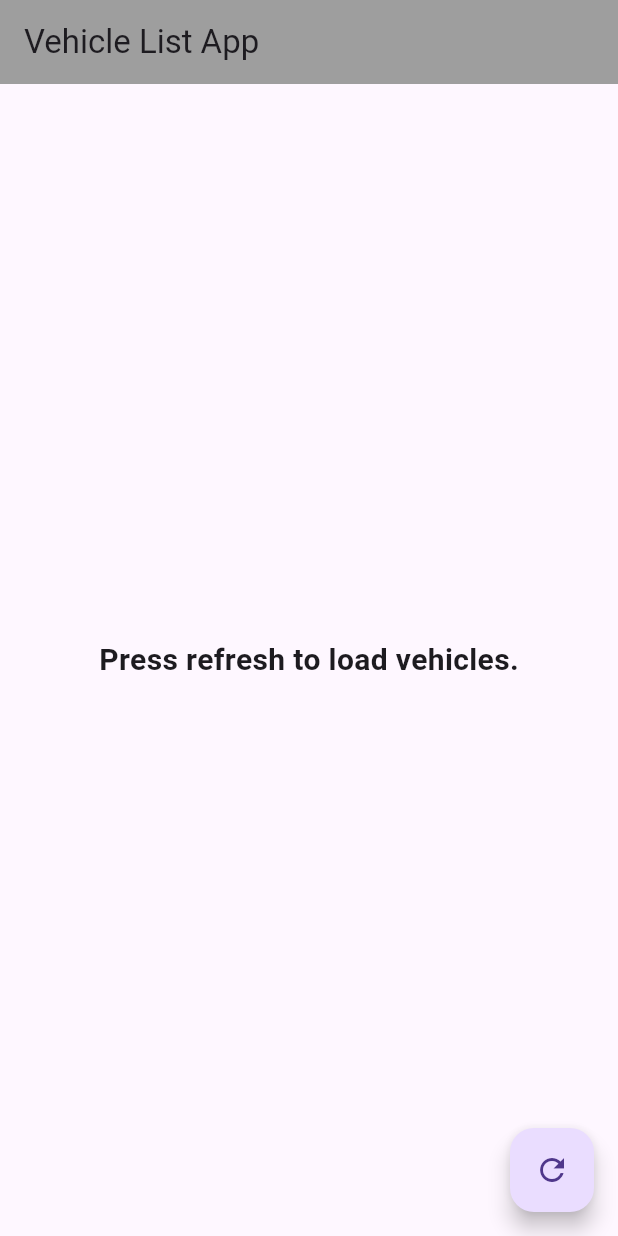
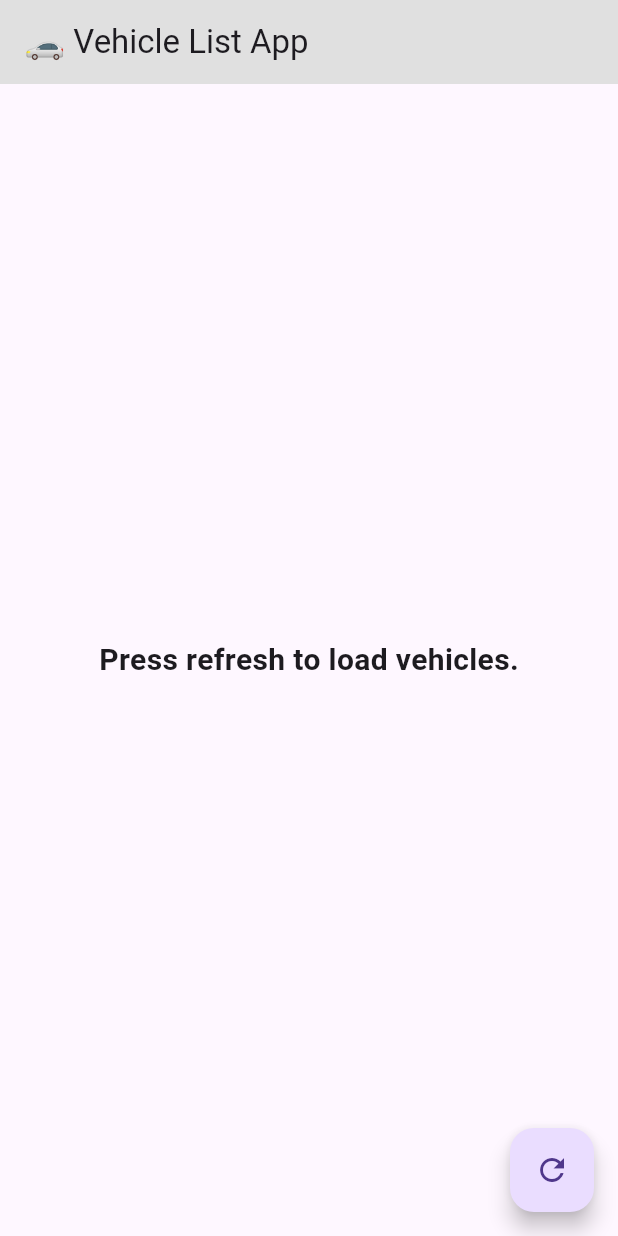
Before and after one commit to Xyz31/zylu_task, a Flutter app: the screen it shows after launch, on a phone screen of 412 x 824 dp. Run offline on Flutter 3.47's test engine with Material 3 defaults, Android fonts, the phone set to English and light mode, and no system bars; our stand-ins replace flutter_bloc.

Commit message:
Updated UI

```diff
--- a/lib/features/vehicle/presentation/pages/vehicle_page.dart
+++ b/lib/features/vehicle/presentation/pages/vehicle_page.dart
@@ -13,8 +13,8 @@ class VehicleListPage extends StatelessWidget {
   Widget build(BuildContext context) {
     return Scaffold(
       appBar: AppBar(
-        title: const Text('Vehicle List App'),
-        backgroundColor: Colors.grey,
+        title: const Text('🚗 Vehicle List App'),
+        backgroundColor: Colors.grey[300],
       ),
       body: BlocBuilder<VehicleBloc, VehicleState>(
         builder: (context, state) {
```
Also changed, not shown: lib/features/vehicle/presentation/widgets/vehicle_card.dart (+21 -3 lines).
